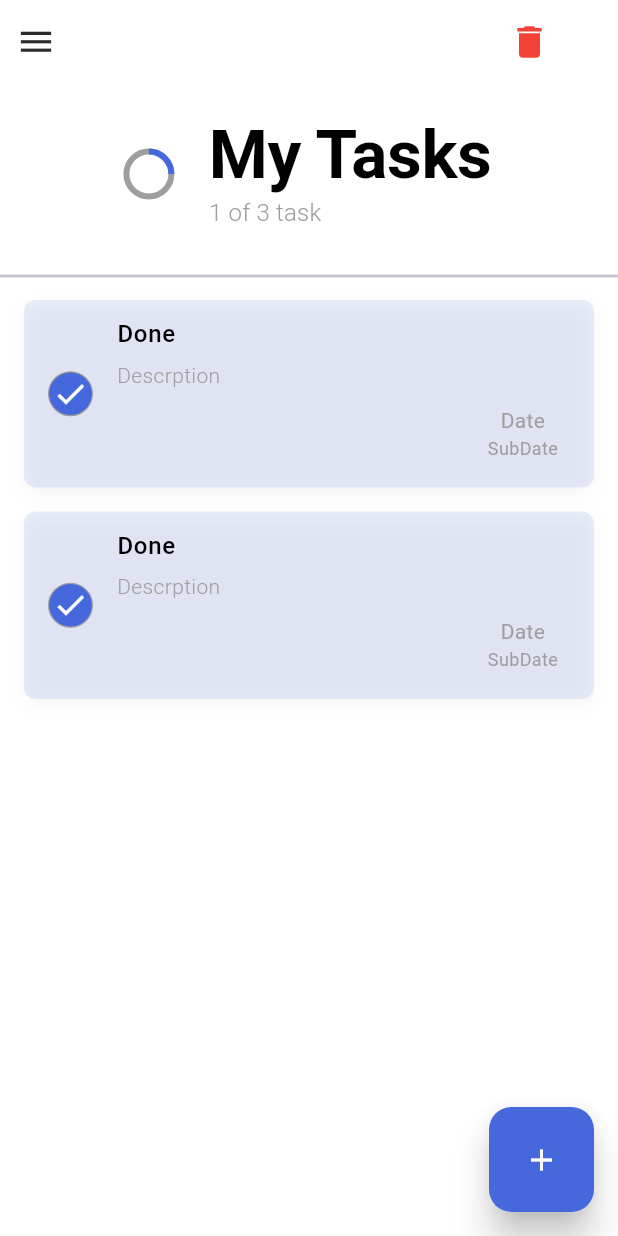
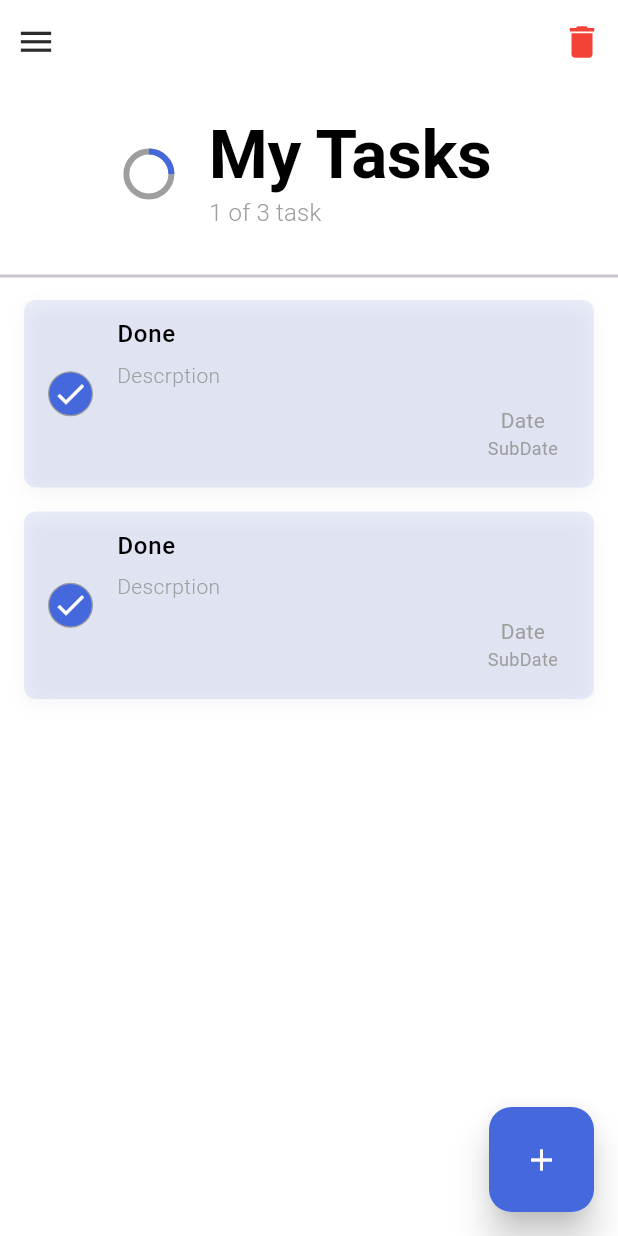
Before and after one commit to Amal-AM4/Todo-Hive, a Flutter app: the screen it shows after launch, after a tap on the "delete" icon, on a phone screen of 412 x 824 dp. Run offline on Flutter 3.47's test engine with Material 3 defaults, Android fonts, the phone set to English and light mode, and no system bars; drawn by our look-alikes of flutter_slider_drawer; our stand-ins replace animate_do, lottie.

Commit message:
proper sliderDrawer is succes

```diff
--- a/lib/views/home/home_view.dart
+++ b/lib/views/home/home_view.dart
@@ -58,20 +58,16 @@ class _HomeViewState extends State<HomeView> {
 
           appBar: SliderAppBar(
             config: SliderAppBarConfig(
+              // drawerIconColor: Colors.red,
+              // drawerIconSize: 32,
               // backgroundColor: Colors.red,
-              title: Container(
-                child: Row(
-                  mainAxisAlignment: MainAxisAlignment.end,
-                  children: [
-                    IconButton(
-                      onPressed: () {
-                        log('delete btn');
-                      },
-                      icon: Icon(Icons.delete, color: Colors.red, size: 28),
-                    ),
-                  ],
-                ),
+              trailing: IconButton(
+                onPressed: () {
+                  log('delete btn');
+                },
+                icon: Icon(Icons.delete, color: Colors.red, size: 28),
               ),
+              title: Text(''),
             ),
           ),
 
```
